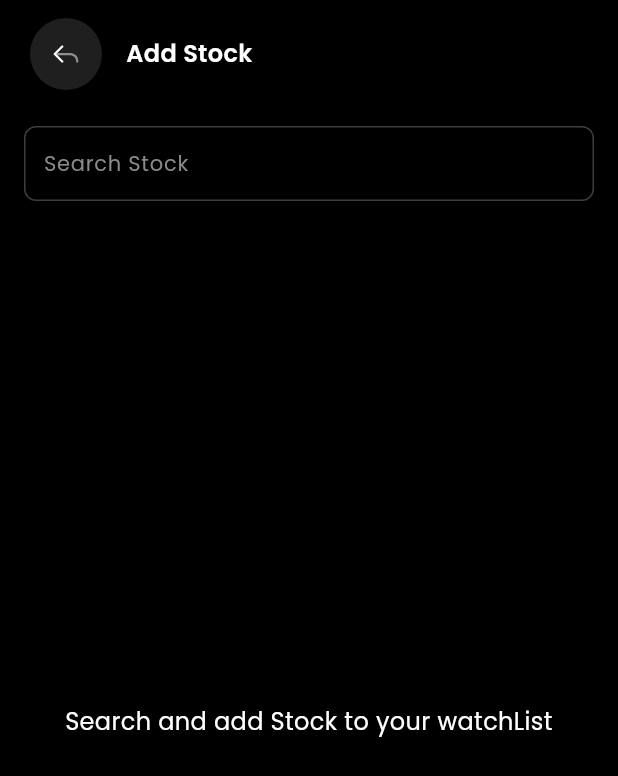
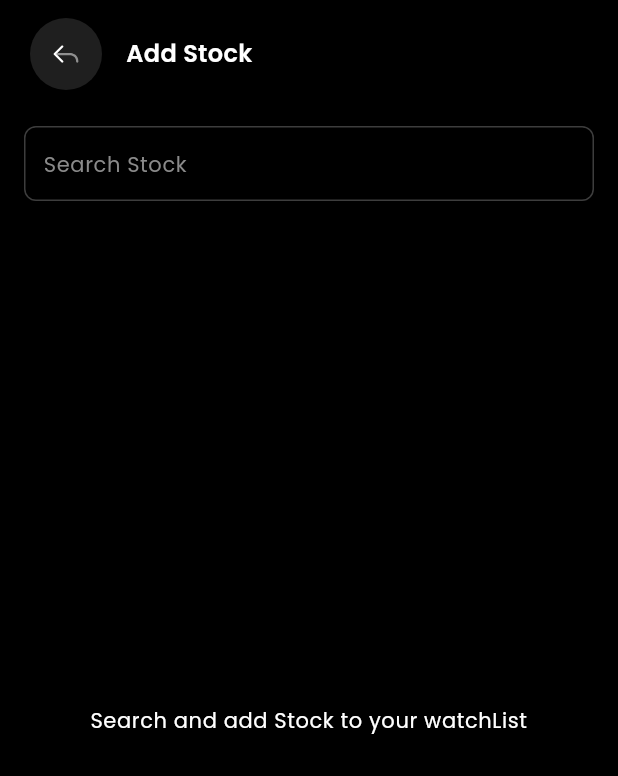
Before and after one commit to Abhishekpanchal07/stock_app, a Flutter app: the screen it shows after launch, after a tap on the "add" icon, on a phone screen of 412 x 824 dp. Shown: the top 776 px of the screen. Run offline on Flutter 3.47's test engine with Material 3 defaults, Android fonts, the phone set to English and light mode, and no system bars; our stand-ins replace bot_toast, connectivity_plus, dio, fl_chart, flutter_slidable, flutter_svg and 3 more; accounts and stored records are empty; network calls fail.

Commit message:
minor changes

```diff
--- /dev/null
+++ b/lib/core/constants/global_key_constants.dart
@@ -0,0 +1,4 @@
+import 'package:flutter/material.dart';
+
+final GlobalKey<ScaffoldMessengerState> scaffoldMessengerKey =
+    GlobalKey<ScaffoldMessengerState>();
--- a/lib/core/constants/string_constants.dart
+++ b/lib/core/constants/string_constants.dart
@@ -1,6 +1,7 @@
 
 class StringConstants {
   static const appName = "Stock App";
+  static const unknownStock = 'unknown Stock';
   static const watchList1 = "watchList 1";
   static const noteScreen = "Note Screen";
   static const ideaScreen = "Idea Screen";
@@ -21,7 +22,7 @@ class StringConstants {
   static const youAreOfflinePleaseConnect =
       "You are offine, please connect with internet";
       static const backOnlineMessage =
-      "Back Online !";
+      "You're back online";
   static const  livePerformance =  "Live Performance vs.";
   static const  calenderYearlyPerformance =  "Calendar Year Returns";
   static const  equityLargeCap =  "Equity Large Cap";
@@ -49,6 +50,8 @@ class StringConstants {
       "An unexpected error occurred";
       static const shortTermCatcher = "Short Term Trend Catcher";
       static const benchmark = "Benchmark";
+      static const stockNameNotFound = "Stock Name Not Found";
+      static const performanceInEvents = 'Performance in Events';
   static const followingStockAddedText =
       'Following stock will be added to the watchlist.';
   static const apiSecretKey = "5d71c57bc47541ba980571bf2ab717bf";
--- a/lib/main.dart
+++ b/lib/main.dart
@@ -1,37 +1,27 @@
 import 'package:beyond_stock_app/app_theme/app_theme.dart';
+import 'package:beyond_stock_app/core/constants/global_key_constants.dart';
 import 'package:beyond_stock_app/core/constants/provider_constants.dart';
 import 'package:beyond_stock_app/core/constants/string_constants.dart';
 import 'package:beyond_stock_app/core/di/di_setup.dart';
 import 'package:beyond_stock_app/routes/my_routes.dart';
 import 'package:beyond_stock_app/services/hive/hive_manager.dart';
-import 'package:beyond_stock_app/services/hive/register_hiveadapter.dart';
 import 'package:bot_toast/bot_toast.dart';
 import 'package:flutter/material.dart';
-import 'package:go_router/go_router.dart';
 import 'package:provider/provider.dart';
 
-// Fixes Two issues in watchList Screen
-// ist is correct the shape of delete icon container
-// second when one is already slidable and user slide other ist will be unslidable
-
-final GlobalKey<ScaffoldMessengerState> scaffoldMessengerKey =
-    GlobalKey<ScaffoldMessengerState>();
 void main() async {
   WidgetsFlutterBinding.ensureInitialized();
   final hiveManager = HiveManager();
-  await hiveManager.initHive();
-  await registerAdapters();
-  // Initialize the router asynchronously
-  final router = await MyRoutes.initializeRouter();
+  await hiveManager.initializeHive();
   setUpLocator();
-  runApp( MyApp(router: router,));
+  runApp(MyApp());
 }
 
 class MyApp extends StatelessWidget {
-  final GoRouter router;
-  const MyApp({super.key, required this.router});
+  const MyApp({
+    super.key,
+  });
 
-  // This widget is the root of your application.
   @override
   Widget build(BuildContext context) {
     return MultiProvider(
@@ -41,11 +31,8 @@
         debugShowCheckedModeBanner: false,
         title: StringConstants.appName,
         theme: AppTheme.darkTheme,
-        routerConfig: router,
-         builder: BotToastInit(), // ✅ This is correct
-        // ⬆️ This works because BotToastInit() returns a valid TransitionBuilder
-        // It's a function: (BuildContext context, Widget? child) => Widget
-
+        routerConfig: MyRoutes.router,
+        builder: BotToastInit(),
       ),
     );
   }
--- a/lib/routes/my_routes.dart
+++ b/lib/routes/my_routes.dart
@@ -10,8 +10,7 @@ import 'package:bot_toast/bot_toast.dart';
 import 'package:go_router/go_router.dart';
 
 class MyRoutes {
-  static Future<GoRouter> initializeRouter() async {
-    return GoRouter(
+    static final GoRouter router = GoRouter(
         initialLocation: RouteConstants.mainScaffoldScreen,
         observers: [
           BotToastNavigatorObserver()
@@ -66,4 +65,3 @@ class MyRoutes {
           )
         ]);
   }
-}
--- a/lib/screens/add_stock/add_stock.dart
+++ b/lib/screens/add_stock/add_stock.dart
@@ -80,7 +80,7 @@ class _AddStockState extends State<AddStock> {
                               vm.hasSearched
                                   ? StringConstants.noMatchingResultFound
                                   : StringConstants.searchAndAddStocks,
-                              style: const TextStyle(color: Colors.white),
+                              style: Theme.of(context).textTheme.bodySmall,
                               textAlign: TextAlign.center,
                             ),
                           );
@@ -101,7 +101,7 @@ class _AddStockState extends State<AddStock> {
                                     const EdgeInsets.symmetric(vertical: 12.0),
                                 child: Text(
                                   item.name ?? '',
-                                  style: const TextStyle(
+                                  style: Theme.of(context).textTheme.bodySmall?.copyWith(
                                     color: ColorConstants.whiteColor,
                                     fontSize: 16,
                                     overflow: TextOverflow.ellipsis,
@@ -137,7 +137,7 @@ class _AddStockState extends State<AddStock> {
       context: context,
       title: StringConstants.addToWatchList,
       description: StringConstants.followingStockAddedText,
-      content: stock?.name ?? 'Unknown Stock',
+      content: stock?.name ?? StringConstants.unknownStock,
       istButton: CustomButton(
         text: StringConstants.addToWatchList,
         onPressed: () async {
--- a/lib/screens/note/note_screen.dart
+++ b/lib/screens/note/note_screen.dart
@@ -17,10 +17,10 @@ class NoteScreen extends StatelessWidget {
         showLeadingIcon: false,
         fontWeight: FontWeight.w600,
       ),
-      body: const Center(
+      body:  Center(
         child: Text(
           StringConstants.noteScreen,
-          style: TextStyle(fontSize: 18,fontFamily: StringConstants.fontFamily),
+          style: Theme.of(context).textTheme.bodySmall?.copyWith(fontSize: 18,),
         ),
       ),
     );
--- a/lib/screens/watchlist/screens/watchlist.dart
+++ b/lib/screens/watchlist/screens/watchlist.dart
@@ -50,9 +50,8 @@ class _WatchlistScreenState extends State<WatchlistScreen> {
     return FloatingActionButton(
       backgroundColor: ColorConstants.addButtonColor,
       shape: CircleBorder(),
-      onPressed: () {
-        context.pushNamed(RouteConstants.addStockScreen);
-      },
+      onPressed: () => context.pushNamed(RouteConstants.addStockScreen),
+
       child: const Icon(Icons.add, color: ColorConstants.blackColor),
     );
   }
--- a/lib/screens/watchlist/widget/stock_filter_buttons.dart
+++ b/lib/screens/watchlist/widget/stock_filter_buttons.dart
@@ -1,4 +1,3 @@
-// sort_filter_buttons.dart
 import 'package:flutter/material.dart';
 import 'package:beyond_stock_app/core/constants/color_constants.dart';
 import 'package:beyond_stock_app/core/constants/string_constants.dart';
@@ -6,19 +5,21 @@ import 'package:beyond_stock_app/core/constants/svg_image_constants.dart';
 import 'package:beyond_stock_app/widgets/common_helper_widgets/svg_image.dart';
 
 class SortFilterButtons extends StatelessWidget {
-  const SortFilterButtons({super.key});
+  const SortFilterButtons({
+    super.key,
+  });
 
-  Widget _buildButton({
-    required String title,
-    required String imagePath,
-    required bool iconBeforeText,
-  }) {
+  Widget _buildButton(
+      {required String title,
+      required String imagePath,
+      required bool iconBeforeText,
+      required BuildContext context}) {
     return Container(
       padding: const EdgeInsets.symmetric(horizontal: 8, vertical: 4),
       decoration: BoxDecoration(
         color: ColorConstants.blackColor,
         borderRadius: BorderRadius.circular(8),
-        border: Border.all(color: const Color(0xFF3A3A3D)),
+        border: Border.all(color: ColorConstants.scaffoldBgColor),
       ),
       child: Row(
         children: iconBeforeText
@@ -26,12 +27,12 @@ class SortFilterButtons extends StatelessWidget {
                 SvgImage(imagePath: imagePath, height: 7, width: 11),
                 const SizedBox(width: 5),
                 Text(title,
-                    style: const TextStyle(
+                    style: Theme.of(context).textTheme.bodySmall?.copyWith(
                         color: ColorConstants.scaffoldBgColor, fontSize: 13)),
               ]
             : [
                 Text(title,
-                    style: const TextStyle(
+                    style: Theme.of(context).textTheme.bodySmall?.copyWith(
                         color: ColorConstants.scaffoldBgColor, fontSize: 13)),
                 const SizedBox(width: 5),
                 SvgImage(imagePath: imagePath, height: 7, width: 11),
@@ -48,10 +49,12 @@ class SortFilterButtons extends StatelessWidget {
         _buildButton(
             title: StringConstants.sort,
             imagePath: SvgImageConstants.sortIcon,
+            context: context,
             iconBeforeText: false),
         _buildButton(
             title: StringConstants.dayChange,
             imagePath: SvgImageConstants.dayChangeIcon,
+            context: context,
             iconBeforeText: true),
       ],
     );
--- a/lib/services/hive/hive_manager.dart
+++ b/lib/services/hive/hive_manager.dart
@@ -1,3 +1,4 @@
+import 'package:beyond_stock_app/services/hive/register_hiveadapter.dart';
 import 'package:hive_flutter/hive_flutter.dart';
 
 class HiveManager {
@@ -8,8 +9,9 @@ class HiveManager {
 
   final Map<String, Box> _openBoxes = {};
 
-  Future<void> initHive() async {
+  Future<void> initializeHive() async {
     await Hive.initFlutter();
+   await registerAdapters();
   }
 
 
--- a/lib/widgets/common_helper_widgets/custom_button.dart
+++ b/lib/widgets/common_helper_widgets/custom_button.dart
@@ -32,7 +32,7 @@ class CustomButton extends StatelessWidget {
         onPressed: onPressed,
         child: Text(
           text,
-          style: TextStyle(color: textColor, fontSize: 16, fontWeight: FontWeight.w500),
+          style: Theme.of(context).textTheme.bodySmall?.copyWith(color: textColor, fontSize: 16, fontWeight: FontWeight.w500),
         ),
       ),
     );
--- a/lib/widgets/common_helper_widgets/custom_loader.dart
+++ b/lib/widgets/common_helper_widgets/custom_loader.dart
@@ -22,11 +22,9 @@ class CustomLoader extends StatelessWidget {
           const SizedBox(height: 16),
           Text(
             message,
-            style: TextStyle(
-              color: textColor,
-              fontSize: 14,
-              fontWeight: FontWeight.w400,
-            ),
+            style: Theme.of(context).textTheme.bodySmall?.copyWith(
+                  color: textColor,
+                ),
           ),
         ],
       ),
--- a/lib/widgets/common_helper_widgets/custom_search_bar.dart
+++ b/lib/widgets/common_helper_widgets/custom_search_bar.dart
@@ -31,14 +31,14 @@ class CustomSearchBar extends StatelessWidget {
             child: TextField(
               controller: controller,
               cursorColor: ColorConstants.searchStockColor,
-              style: const TextStyle(color: Colors.white),
+              style: const TextStyle(color: ColorConstants.whiteColor),
               onChanged: onChanged,
               decoration: InputDecoration(
                 hintText: StringConstants.searchStock,
-                hintStyle: TextStyle(
+                hintStyle: Theme.of(context).textTheme.bodySmall?.copyWith(
                   color: ColorConstants.searchStockColor,
                   fontSize: 14,
-                  fontFamily: StringConstants.fontFamily,
+
                 ),
                 border: InputBorder.none,
               ),
```
Also changed, not shown: lib/screens/idea/idea_screen.dart (+4 -4 lines), lib/screens/stock_detail/widgets/performance_in_event_chart.dart (+11 -12 lines), lib/screens/stock_detail/widgets/yearly_return_chart.dart (+7 -6 lines), lib/screens/watchlist/widget/stock_list_view.dart (+19 -29 lines), lib/widgets/common_helper_widgets/snackbar.dart (+8 -4 lines).
